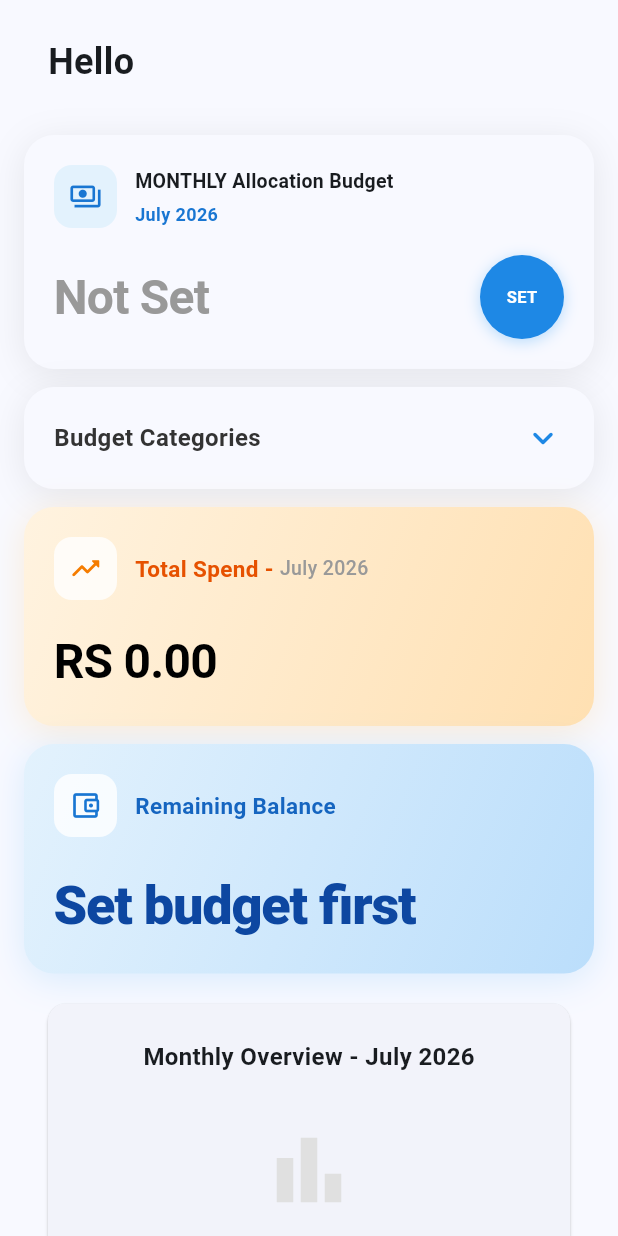
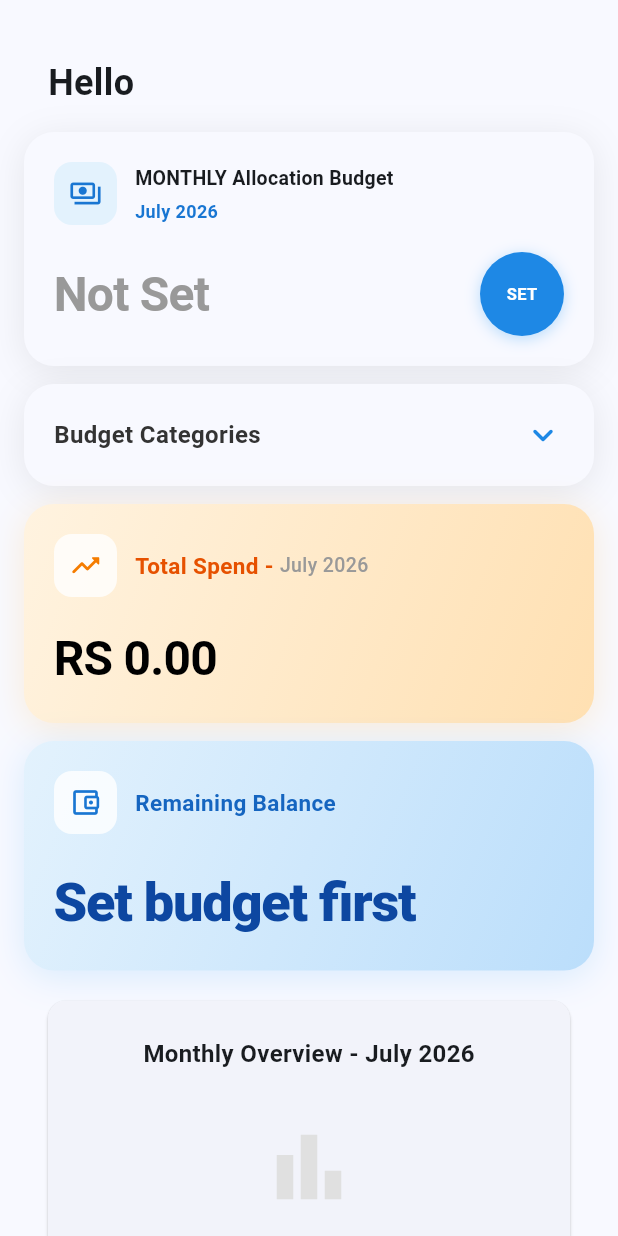
Before and after one commit to prasanjitha/my-bidget, a Flutter app: the HomeScreen screen opened directly, on a phone screen of 412 x 824 dp. Run offline on Flutter 3.47's test engine with Material 3 defaults, Android fonts, the phone set to English and light mode, and no system bars; our stand-ins replace cloud_firestore, firebase_core, fl_chart, local_auth, pdf, permission_handler and 3 more; missing offline and left inert: mobile_scanner; accounts and stored records are empty.

Commit message:
add new padding hello

```diff
--- a/lib/features/home/presentation/widgets/user_greeting_widget.dart
+++ b/lib/features/home/presentation/widgets/user_greeting_widget.dart
@@ -23,13 +23,10 @@ class UserGreetingWidget extends StatelessWidget {
             }
           : null,
       child: Padding(
-        padding: const EdgeInsets.all(16.0),
+        padding: const EdgeInsets.only(left: 16.0, right: 16.0, top: 30.0),
         child: Text(
           'Hello $displayName',
-          style: const TextStyle(
-            fontSize: 24,
-            fontWeight: FontWeight.bold,
-          ),
+          style: const TextStyle(fontSize: 24, fontWeight: FontWeight.bold),
         ),
       ),
     );
```
